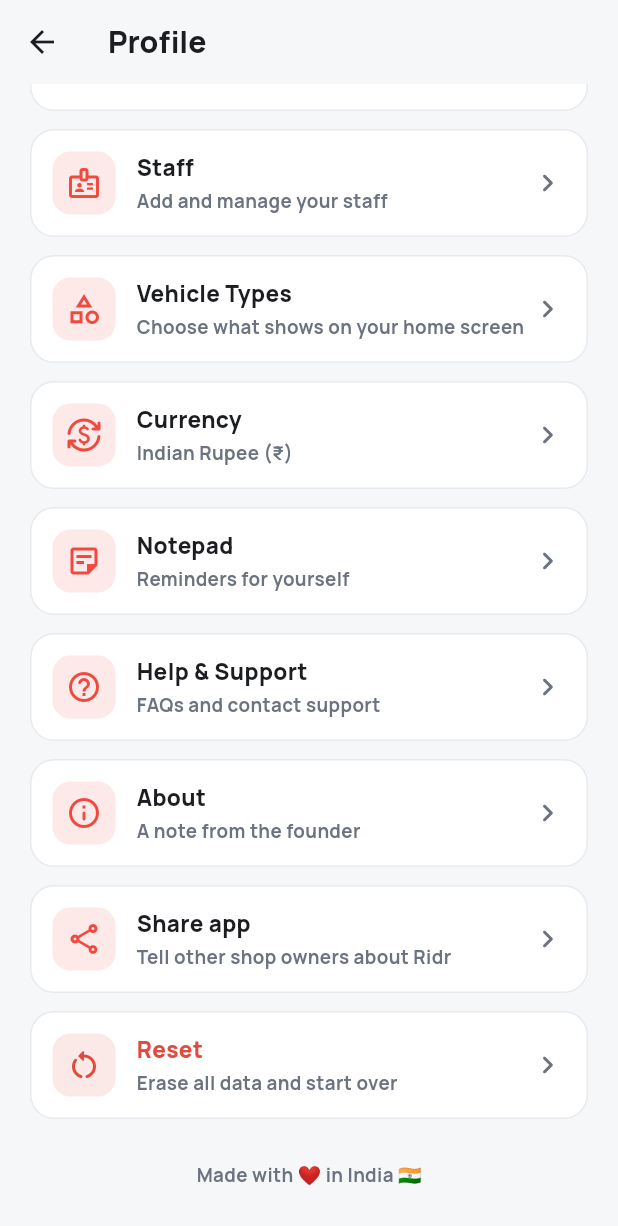
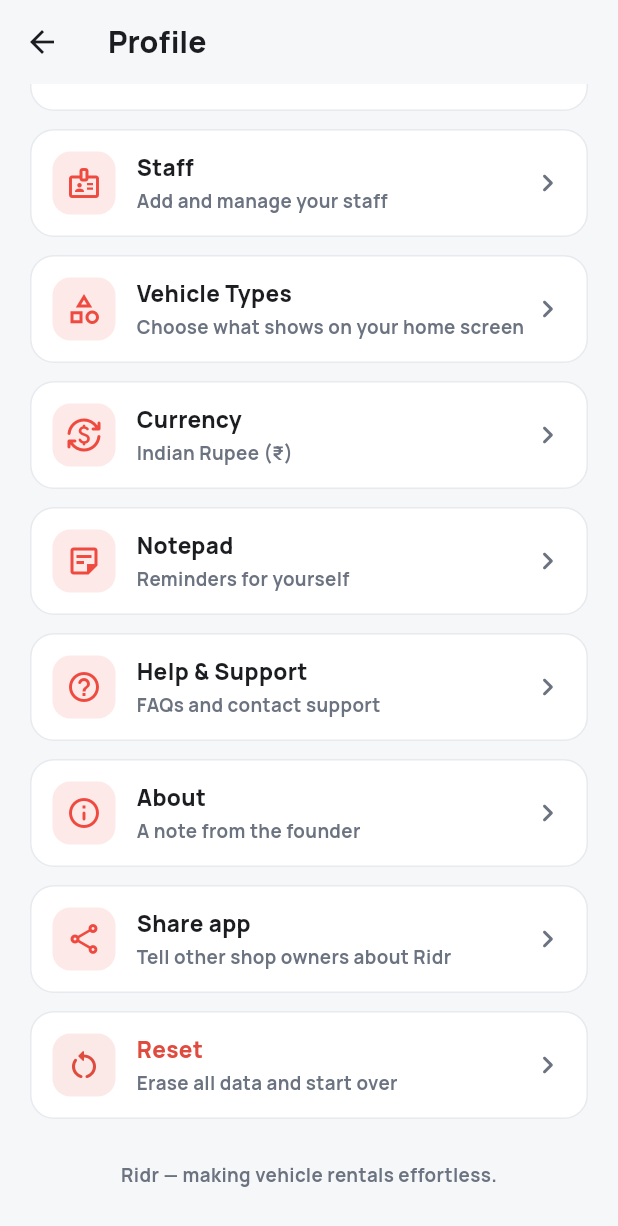
Before and after one commit to vaibhavvkumarr/ridrepo, a Flutter app: the ProfileScreen screen opened directly, scrolled down 309 dp, on a phone screen of 412 x 824 dp. Shown: the top 1226 px of the screen. Run offline on Flutter 3.47's test engine with Material 3 defaults, Android fonts, the phone set to English and light mode, and no system bars; our stand-ins replace google_fonts, image_picker, share_plus, shared_preferences, sqflite; accounts and stored records are empty.

Commit message:
23rd commit

```diff
--- a/lib/screens/profile_screen.dart
+++ b/lib/screens/profile_screen.dart
@@ -334,7 +334,7 @@ class _ProfileScreenState extends State<ProfileScreen> {
                           const SizedBox(height: 16),
                           Center(
                             child: Text(
-                              'Made with ❤️ in India 🇮🇳',
+                              'Ridr — making vehicle rentals effortless.',
                               style: TextStyle(
                                 fontSize: 12.5,
                                 color: AppColors.textSecondary,
```
